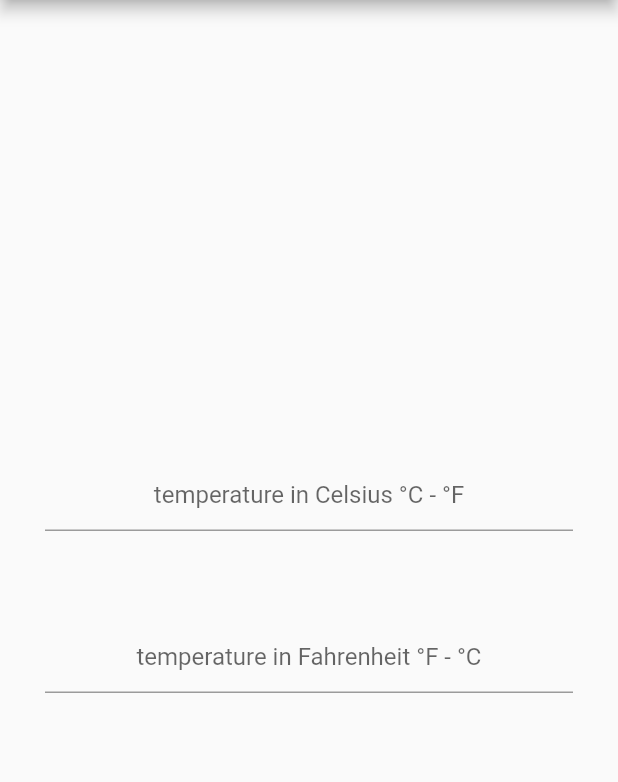
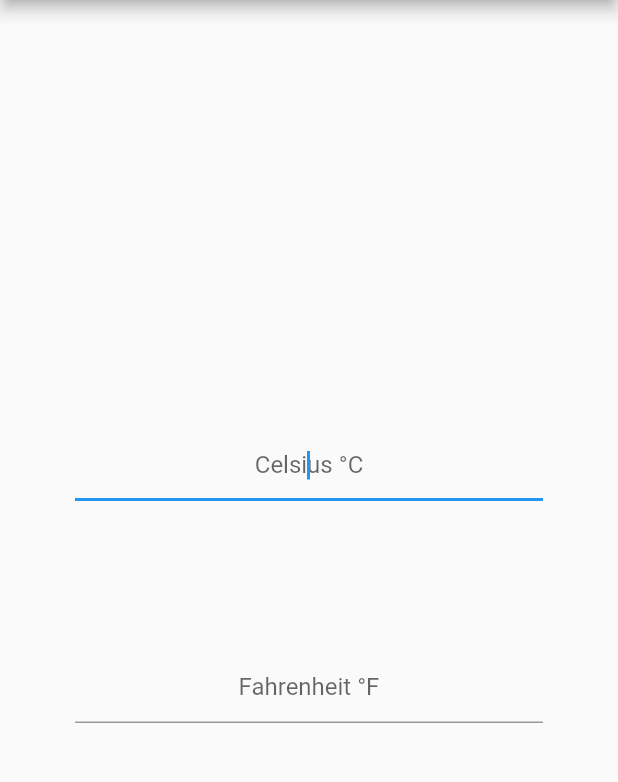
Before and after one commit to mario-kitletz/200lab, a Flutter app: the screen it shows after launch, on a phone screen of 412 x 824 dp, the part 84-866 px from its top. Run offline on Flutter 3.47's test engine with Material 2 defaults, Android fonts, the phone set to English and light mode, and no system bars.

Commit message:
~ update week_1 exercise_1 done

```diff
--- a/week_1_a/lib/main.dart
+++ b/week_1_a/lib/main.dart
@@ -28,7 +28,27 @@ class MyHomePage extends StatefulWidget {
   _MyHomePageState createState() => _MyHomePageState();
 }
 
+const Celcius = 'celcius';
+const Fahrenheit = 'fahrenheit';
+
+enum TempType { celcius, fahrenheit }
+
 class _MyHomePageState extends State<MyHomePage> {
+  final _cCtlr = TextEditingController();
+  final _fCtlr = TextEditingController();
+
+  @override
+  void initState() {
+    super.initState();
+  }
+
+  @override
+  void dispose() {
+    _cCtlr.dispose();
+    _fCtlr.dispose();
+    super.dispose();
+  }
+
   @override
   Widget build(BuildContext context) {
     return Scaffold(
@@ -40,23 +60,41 @@ class _MyHomePageState extends State<MyHomePage> {
           mainAxisAlignment: MainAxisAlignment.center,
           children: <Widget>[
             Padding(
-              padding: const EdgeInsets.all(30.0),
-              child: TextFormField(
+              padding: const EdgeInsets.all(50.0),
+              child: TextField(
+                controller: _cCtlr,
+                autofocus: true,
                 textAlign: TextAlign.center,
                 keyboardType: TextInputType.number,
                 decoration: const InputDecoration(
-                    border: UnderlineInputBorder(),
-                    hintText: "temperature in Celsius °C - °F"),
+                    border: UnderlineInputBorder(), hintText: "Celsius °C"),
+                onChanged: (value) {
+                  if (value.isNotEmpty) {
+                    _fCtlr.text = _convertTemp(value, TempType.celcius)
+                        .toStringAsFixed(2);
+                  } else {
+                    _fCtlr.text = "";
+                  }
+                },
               ),
             ),
             Padding(
-              padding: const EdgeInsets.all(30.0),
-              child: TextFormField(
+              padding: const EdgeInsets.all(50.0),
+              child: TextField(
+                controller: _fCtlr,
+                autofocus: true,
                 textAlign: TextAlign.center,
                 keyboardType: TextInputType.number,
                 decoration: const InputDecoration(
-                    border: UnderlineInputBorder(),
-                    hintText: "temperature in Fahrenheit °F - °C"),
+                    border: UnderlineInputBorder(), hintText: "Fahrenheit °F"),
+                onChanged: (value) {
+                  if (value.isNotEmpty) {
+                    _cCtlr.text = _convertTemp(value, TempType.fahrenheit)
+                        .toStringAsFixed(2);
+                  } else {
+                    _cCtlr.text = "";
+                  }
+                },
               ),
             ),
           ],
@@ -64,4 +102,18 @@ class _MyHomePageState extends State<MyHomePage> {
       ),
     );
   }
+
+  double _convertTemp(String value, TempType from) {
+    double result = double.tryParse(value) ?? 0;
+    switch (from) {
+      case TempType.celcius:
+        result = result * 9 / 5 + 32;
+        break;
+      case TempType.fahrenheit:
+        result = (result - 32) * 5 / 9;
+        break;
+      default:
+    }
+    return result;
+  }
 }
```
